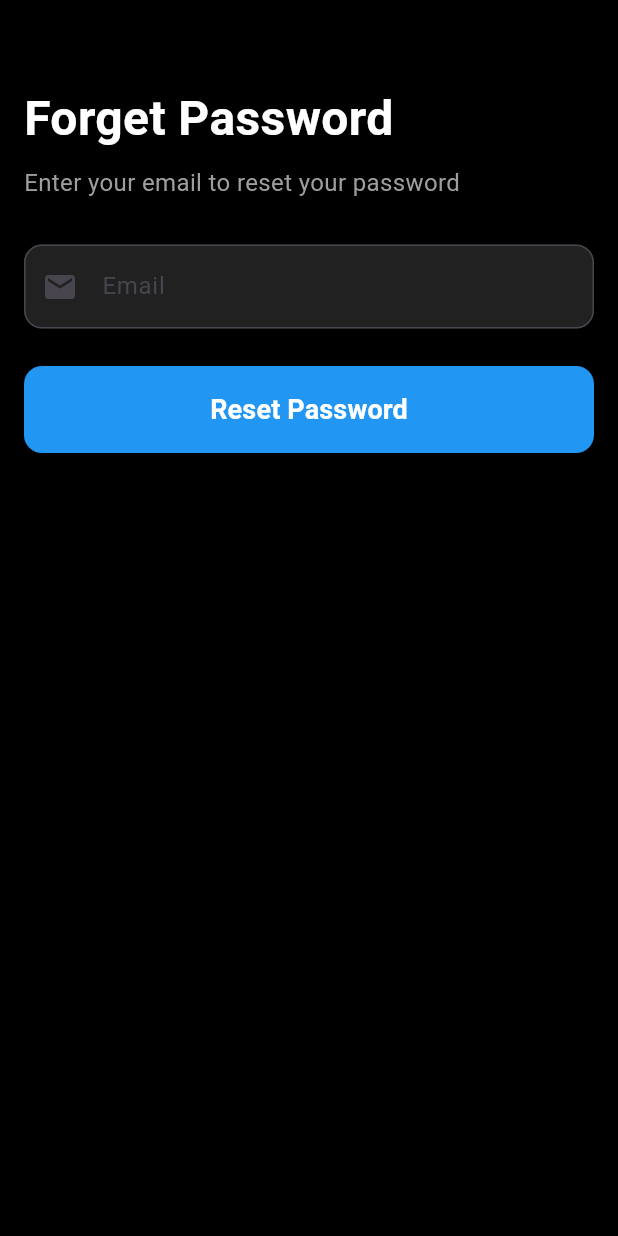
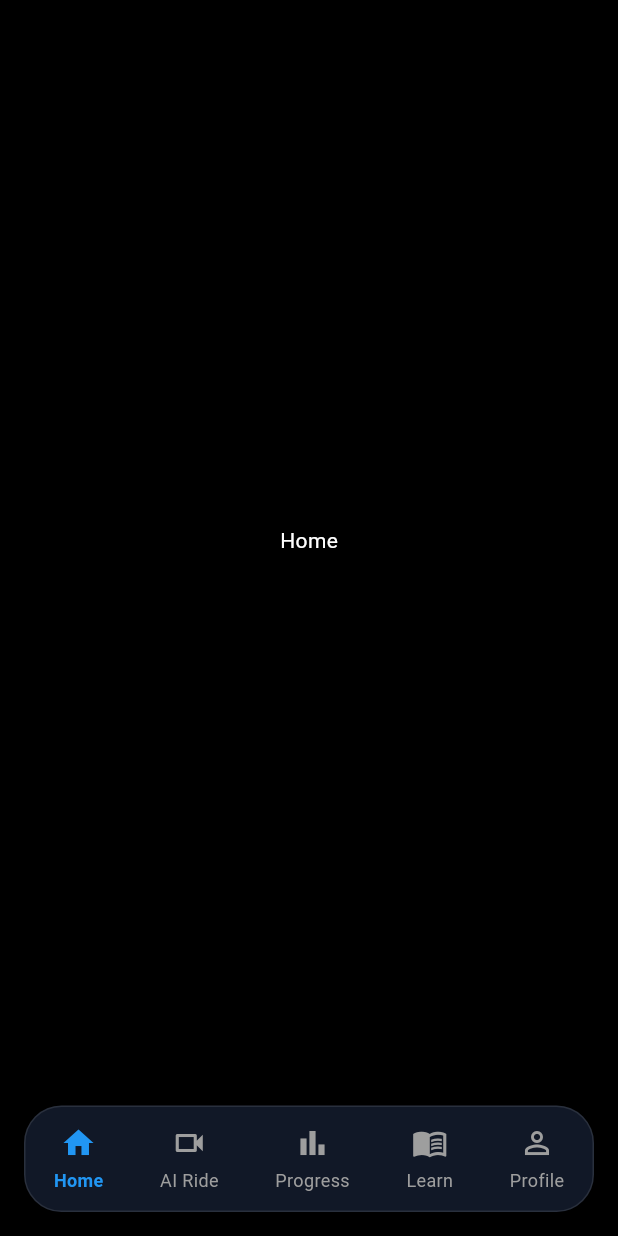
Before and after one commit to Sreenu-123/Ashwa, a Flutter app: the screen it shows after launch, on a phone screen of 412 x 824 dp. Run offline on Flutter 3.47's test engine with Material 3 defaults, Android fonts, the phone set to English and light mode, and no system bars.

Commit message:
Add custom bottom navigation and home screen structure

```diff
--- /dev/null
+++ b/lib/Screens/Home/home_screen.dart
@@ -0,0 +1,15 @@
+import 'package:flutter/material.dart';
+
+class HomeScreen extends StatelessWidget {
+  const HomeScreen({super.key});
+
+  @override
+  Widget build(BuildContext context) {
+    return const Scaffold(
+      backgroundColor: Colors.black,
+      body: Center(
+        child: Text('Home', style: TextStyle(color: Colors.white)),
+      ),
+    );
+  }
+}
--- /dev/null
+++ b/lib/Screens/Home/main_navigation_screen.dart
@@ -0,0 +1,81 @@
+import 'package:flutter/material.dart';
+import 'home_screen.dart';
+import 'ride_screen.dart';
+import 'progress_screen.dart';
+import 'learn_screen.dart';
+import 'profile_screen.dart';
+
+class NavigationScreen extends StatefulWidget {
+  const NavigationScreen({super.key});
+
+  @override
+  State<NavigationScreen> createState() => _NavigationScreenState();
+}
+
+class _NavigationScreenState extends State<NavigationScreen> {
+  Widget navItem(IconData icon, String label, int index) {
+    final bool selected = selectedIndex == index;
+
+    return GestureDetector(
+      onTap: () {
+        setState(() {
+          selectedIndex = index;
+        });
+      },
+      child: Column(
+        mainAxisSize: MainAxisSize.min,
+        children: [
+          Icon(icon, color: selected ? Colors.blue : Colors.grey),
+          const SizedBox(height: 4),
+          Text(
+            label,
+            style: TextStyle(
+              color: selected ? Colors.blue : Colors.grey,
+              fontSize: 12,
+              fontWeight: selected ? FontWeight.bold : FontWeight.normal,
+            ),
+          ),
+        ],
+      ),
+    );
+  }
+
+  int selectedIndex = 0;
+
+  final List<Widget> screens = [
+    const HomeScreen(),
+    const RideScreen(),
+    const ProgressScreen(),
+    const LearnScreen(),
+    const ProfileScreen(),
+  ];
+
+  @override
+  Widget build(BuildContext context) {
+    return Scaffold(
+      backgroundColor: Colors.black,
+
+      body: screens[selectedIndex],
+
+      bottomNavigationBar: Container(
+        margin: const EdgeInsets.all(16),
+        padding: const EdgeInsets.symmetric(vertical: 12),
+        decoration: BoxDecoration(
+          color: const Color(0xFF111827),
+          borderRadius: BorderRadius.circular(25),
+          border: Border.all(color: Colors.white10),
+        ),
+        child: Row(
+          mainAxisAlignment: MainAxisAlignment.spaceAround,
+          children: [
+            navItem(Icons.home, "Home", 0),
+            navItem(Icons.videocam_outlined, "AI Ride", 1),
+            navItem(Icons.bar_chart, "Progress", 2),
+            navItem(Icons.menu_book_outlined, "Learn", 3),
+            navItem(Icons.person_outline, "Profile", 4),
+          ],
+        ),
+      ),
+    );
+  }
+}
--- a/lib/main.dart
+++ b/lib/main.dart
@@ -1,5 +1,5 @@
 import 'package:flutter/material.dart';
-import 'Screens/Authentication/forget_password_screen.dart';
+import 'Screens/Home/main_navigation_screen.dart';
 
 void main() {
   runApp(const AshwaApp());
@@ -13,7 +13,7 @@ class AshwaApp extends StatelessWidget {
     return MaterialApp(
       debugShowCheckedModeBanner: false,
       title: 'ASHWA',
-      home: const ForgetPasswordScreen(),
+      home: const NavigationScreen(),
     );
   }
 }
```
Also changed, not shown: lib/Screens/Home/learn_screen.dart (added, +15 -0 lines), lib/Screens/Home/profile_screen.dart (added, +15 -0 lines), lib/Screens/Home/progress_screen.dart (added, +15 -0 lines), lib/Screens/Home/ride_screen.dart (added, +15 -0 lines).
